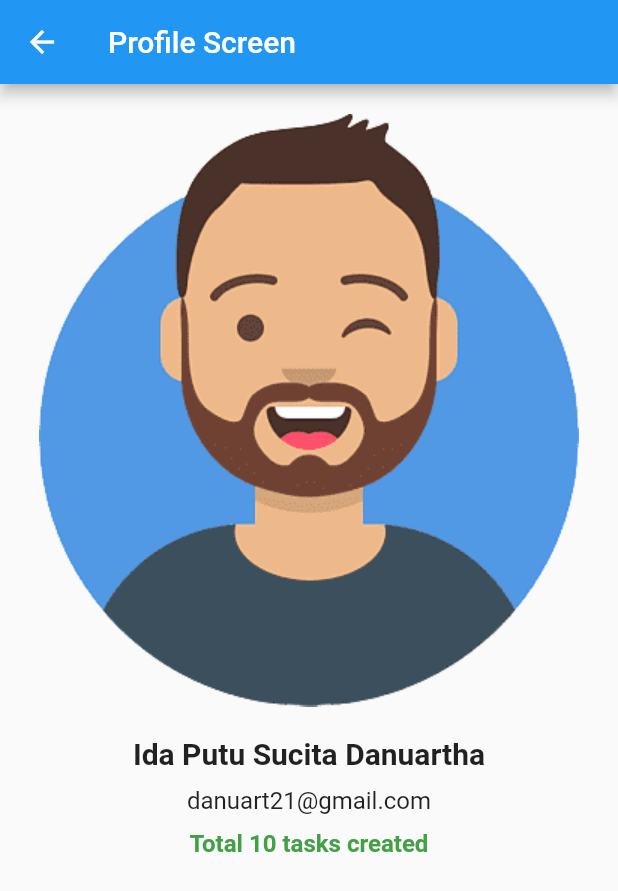
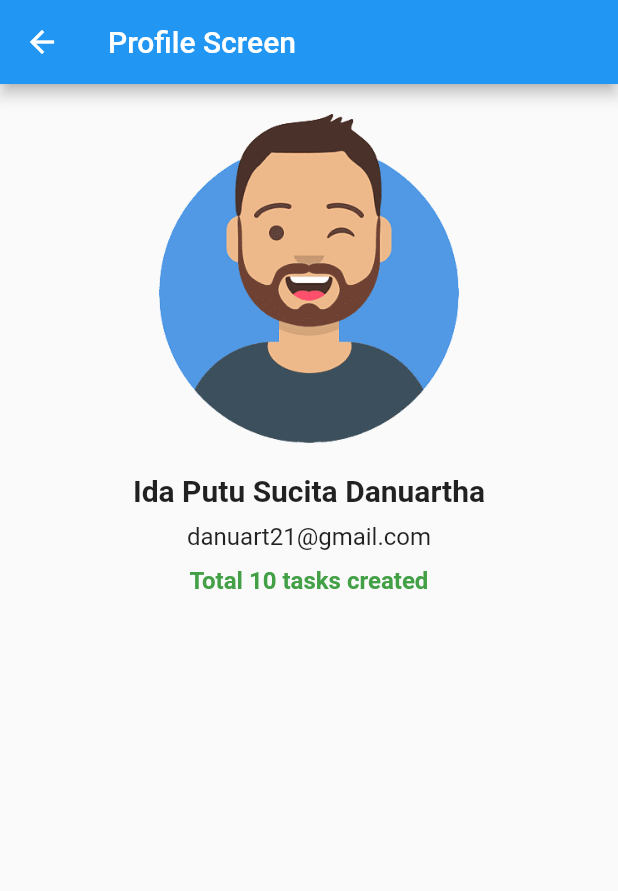
Before and after one commit to IdaDanuartha/todo-app-with-flutter, a Flutter app: the AddTaskScreen screen opened directly, after a tap on "Add new task", after a tap on the "person" icon, on a phone screen of 412 x 824 dp. Shown: the top 891 px of the screen. Run offline on Flutter 3.47's test engine with Material 2 defaults, Android fonts, the phone set to English and light mode, and no system bars.

Commit message:
fix bug overflow and more

```diff
--- a/lib/screens/add_task_screen.dart
+++ b/lib/screens/add_task_screen.dart
@@ -13,7 +13,7 @@ class AddTaskScreen extends StatelessWidget {
       body: Center(
         child: Padding(
           padding: const EdgeInsets.all(8),
-          child: Column(
+          child: ListView(
             children: [
               const TextField(
                 decoration: InputDecoration(
--- a/lib/screens/profile_screen.dart
+++ b/lib/screens/profile_screen.dart
@@ -12,12 +12,17 @@ class ProfileScreen extends StatelessWidget {
       ),
       body: Padding(
         padding: const EdgeInsets.all(20),
-        child: Row(
+        child: ListView(
+          children: [
+              Row(
               mainAxisAlignment: MainAxisAlignment.center,
               children: [
                 Column(
                   children: [
-                Image.asset('assets/images/avatar-img.png'),
+                    Container(
+                      width: 200,
+                      child: Image.asset('assets/images/avatar-img.png'),
+                    ),
                     SizedBox(height: 20,),
                     Text("Ida Putu Sucita Danuartha", style: TextStyle(fontWeight: FontWeight.w600, fontSize: 20),),
                     SizedBox(height: 10,),
@@ -28,6 +33,8 @@ class ProfileScreen extends StatelessWidget {
                 ),
               ],
             ),
+          ]
+        ),
       ),
     );
   }
--- a/lib/screens/update_task_screen.dart
+++ b/lib/screens/update_task_screen.dart
@@ -12,7 +12,7 @@ class UpdateTaskScreen extends StatelessWidget {
       ),
       body: Padding(
         padding: const EdgeInsets.all(8),
-        child: Column(
+        child: ListView(
           children: [
             TextField(
               controller: TextEditingController()..text = 'Task 1',
```
Also changed, not shown: lib/screens/landing_screen.dart (+6 -7 lines), lib/screens/login_screen.dart (+31 -6 lines), lib/screens/signup_screen.dart (+40 -20 lines), lib/screens/task_list_screen.dart (+1 -6 lines). Lines whose indentation alone changed are shown as unchanged.
